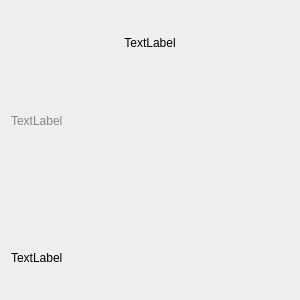
The window that ui/component/ui_comic_item.ui (tonquer/JMComic-qt) describes before a commit, drawn with Qt 5.
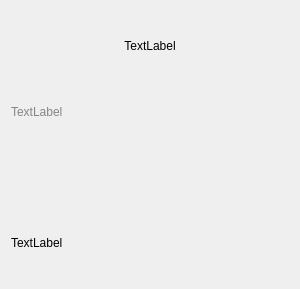
The same window after the commit.

```diff
--- a/ui/component/ui_comic_item.ui
+++ b/ui/component/ui_comic_item.ui
@@ -7,7 +7,7 @@
     <x>0</x>
     <y>0</y>
     <width>300</width>
-    <height>300</height>
+    <height>289</height>
    </rect>
   </property>
   <property name="minimumSize">
@@ -86,7 +86,7 @@
      <property name="maximumSize">
       <size>
        <width>16777215</width>
-       <height>16777215</height>
+       <height>30</height>
       </size>
      </property>
      <property name="styleSheet">
```
